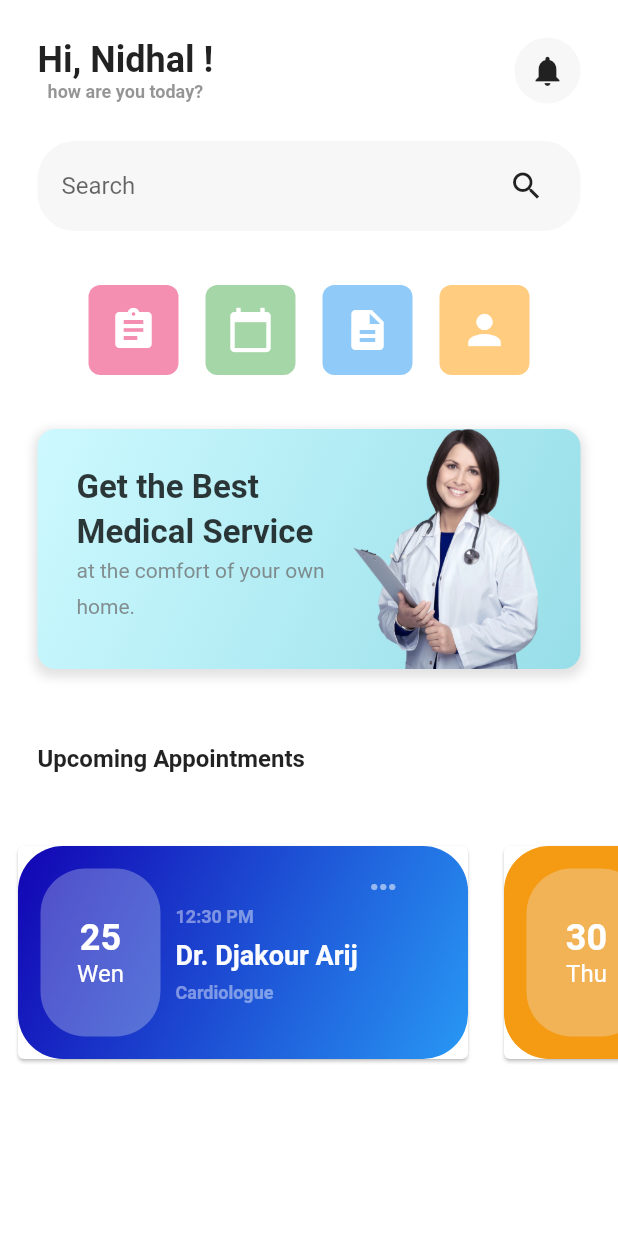
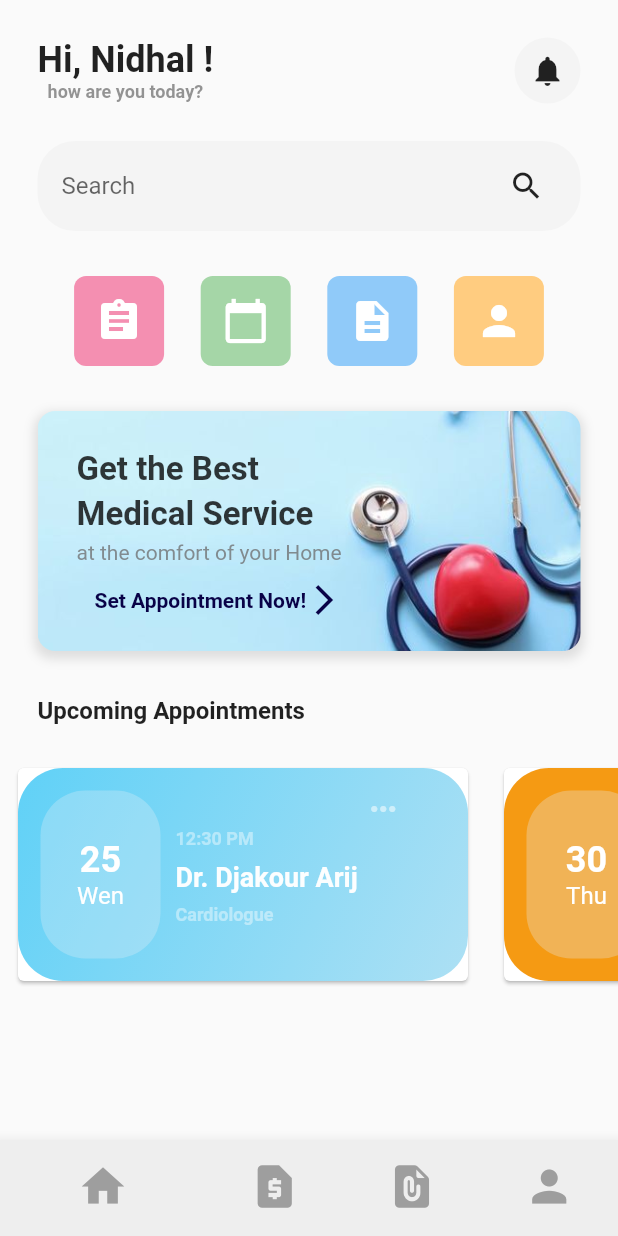
Before and after one commit to nidalayadi/memoire, a Flutter app: the screen it shows after launch, on a phone screen of 412 x 824 dp. Run offline on Flutter 3.47's test engine with Material 2 defaults, Android fonts, the phone set to English and light mode, and no system bars; our stand-ins replace flutter_dotenv, flutter_secure_storage, table_calendar; missing offline and left inert: flutter_document_picker, flutter_pdfview.

Commit message:
just to pull

```diff
--- a/sprint2/lib/home.dart
+++ b/sprint2/lib/home.dart
@@ -22,8 +22,8 @@ class _homePageState extends State<homePage> {
           borderRadius: BorderRadius.circular(30),
           gradient: LinearGradient(
             colors: [
-              Color.fromARGB(255, 18, 4, 179),
-              Color.fromARGB(255, 40, 152, 244)
+              Color.fromARGB(255, 96, 209, 247),
+              Color.fromARGB(255, 173, 224, 244)
             ],
             begin: Alignment.topLeft,
             end: Alignment.bottomRight,
@@ -268,7 +268,6 @@ class _homePageState extends State<homePage> {
   @override
   Widget build(BuildContext context) {
     return Scaffold(
-      backgroundColor: Color.fromARGB(255, 255, 255, 255),
       body: SafeArea(
           child: Column(
         children: [
@@ -341,7 +340,7 @@ class _homePageState extends State<homePage> {
                 ),
                 // the list of icons
                 Container(
-                  padding: EdgeInsets.all(16),
+                  padding: EdgeInsets.fromLTRB(0, 10, 0, 10),
                   child: Row(
                     mainAxisAlignment: MainAxisAlignment.spaceEvenly,
                     children: <Widget>[
@@ -352,7 +351,7 @@ class _homePageState extends State<homePage> {
                           color: Colors.pink[200],
                           borderRadius: BorderRadius.circular(8),
                         ),
-                        padding: EdgeInsets.all(12),
+                        padding: EdgeInsets.all(14),
                         child: Icon(
                           Icons.assignment,
                           size: 32,
@@ -408,18 +407,13 @@ class _homePageState extends State<homePage> {
                   height: 20,
                 ),
                 // the poster undderneith
-                Stack(children: [
                 Container(
                   padding: EdgeInsets.all(16),
                   height: 160,
                   decoration: BoxDecoration(
-                      gradient: LinearGradient(
-                        colors: [
-                          Color.fromARGB(255, 205, 249, 255),
-                          Color.fromARGB(255, 151, 222, 232)
-                        ],
-                        begin: Alignment.topLeft,
-                        end: Alignment.bottomRight,
+                    image: DecorationImage(
+                      image: AssetImage('assets/doct.jpg'),
+                      fit: BoxFit.cover,
                     ),
                     borderRadius: BorderRadius.circular(12),
                     boxShadow: [
@@ -432,7 +426,7 @@ class _homePageState extends State<homePage> {
                     ],
                   ),
                   child: Padding(
-                      padding: const EdgeInsets.all(10.0),
+                    padding: const EdgeInsets.fromLTRB(10, 10, 10, 0),
                     child: Row(
                       crossAxisAlignment: CrossAxisAlignment.start,
                       children: <Widget>[
@@ -458,18 +452,33 @@ class _homePageState extends State<homePage> {
                             ),
                             SizedBox(height: 4),
                             Text(
-                                'at the comfort of your own',
+                              'at the comfort of your Home',
                               style: TextStyle(
                                 fontSize: 14,
                                 color: Color.fromARGB(189, 107, 106, 106),
                               ),
                             ),
-                              SizedBox(height: 8),
+                            SizedBox(height: 6),
+                            Container(
+                              padding: EdgeInsets.fromLTRB(12, 6, 0, 6),
+                              decoration: BoxDecoration(
+                                  // color: Color.fromARGB(28, 74, 0, 0),
+                                  borderRadius: BorderRadius.circular(50)),
+                              child: Row(
+                                children: [
                                   Text(
-                                'home.',
+                                    'Set Appointment Now!',
                                     style: TextStyle(
                                       fontSize: 14,
-                                  color: Color.fromARGB(189, 107, 106, 106),
+                                      fontWeight: FontWeight.bold,
+                                      color: Color.fromARGB(255, 9, 2, 71),
+                                    ),
+                                  ),
+                                  Icon(
+                                    Icons.arrow_forward_ios,
+                                    color: Color.fromARGB(255, 9, 2, 71),
+                                  )
+                                ],
                               ),
                             ),
                           ],
@@ -478,17 +487,8 @@ class _homePageState extends State<homePage> {
                     ),
                   ),
                 ),
-                  Container(
-                    alignment: Alignment.centerRight,
-                    child: Image.asset(
-                      'assets/fem2.png',
-                      width: 180,
-                      height: 160,
-                    ),
-                  ),
-                ]),
                 SizedBox(
-                  height: 50,
+                  height: 30,
                 ),
                 Row(
                   crossAxisAlignment: CrossAxisAlignment.start,
@@ -500,15 +500,49 @@ class _homePageState extends State<homePage> {
                     ),
                   ],
                 ),
-                SizedBox(
-                  height: 20,
-                ),
               ],
             ),
           ),
           HorizontalCardList(cards: cards),
         ],
       )),
+      bottomNavigationBar: BottomNavigationBar(
+        showSelectedLabels: false,
+        showUnselectedLabels: false,
+        selectedItemColor: Color.fromRGBO(27, 107, 164, 1),
+        items: [
+          BottomNavigationBarItem(
+            backgroundColor: Color.fromARGB(255, 238, 238, 238),
+            icon: Icon(
+              Icons.home,
+              color: Colors.grey,
+              size: 34,
+            ),
+            label: "Home",
+          ),
+          BottomNavigationBarItem(
+              icon: Icon(
+                Icons.request_page,
+                color: Colors.grey,
+                size: 34,
+              ),
+              label: "Request"),
+          BottomNavigationBarItem(
+              icon: Icon(
+                Icons.file_present_rounded,
+                color: Colors.grey,
+                size: 34,
+              ),
+              label: "Record"),
+          BottomNavigationBarItem(
+              icon: Icon(
+                Icons.person_sharp,
+                color: Colors.grey,
+                size: 34,
+              ),
+              label: "Profile")
+        ],
+      ),
     );
   }
 }
--- a/sprint2/lib/main.dart
+++ b/sprint2/lib/main.dart
@@ -1,3 +1,5 @@
+// ignore_for_file: prefer_const_constructors
+
 import 'package:flutter/material.dart';
 import 'package:sprint2/home.dart';
 import 'package:sprint2/newprofile.dart';
@@ -25,7 +27,7 @@ void main() async {
           'navigation': (context) => firstPage(),
           'profile': (context) => ProfilePage(),
           'newprofile': (context) => profilePage2(),
-          "home": (context) => const homePage(),
+          "home": (context) => homePage(),
         }),
   );
 }
```
Also changed, not shown: sprint2/assets/doct.jpg (added), sprint2/assets/tel.png (added). Lines whose indentation alone changed are shown as unchanged.
